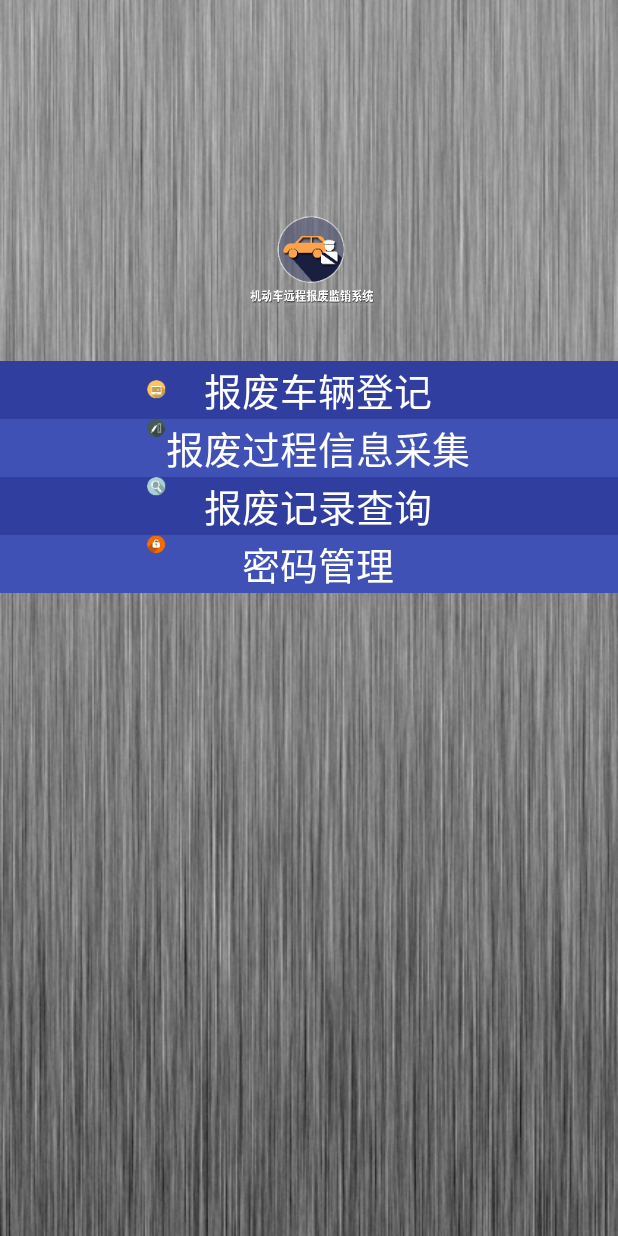
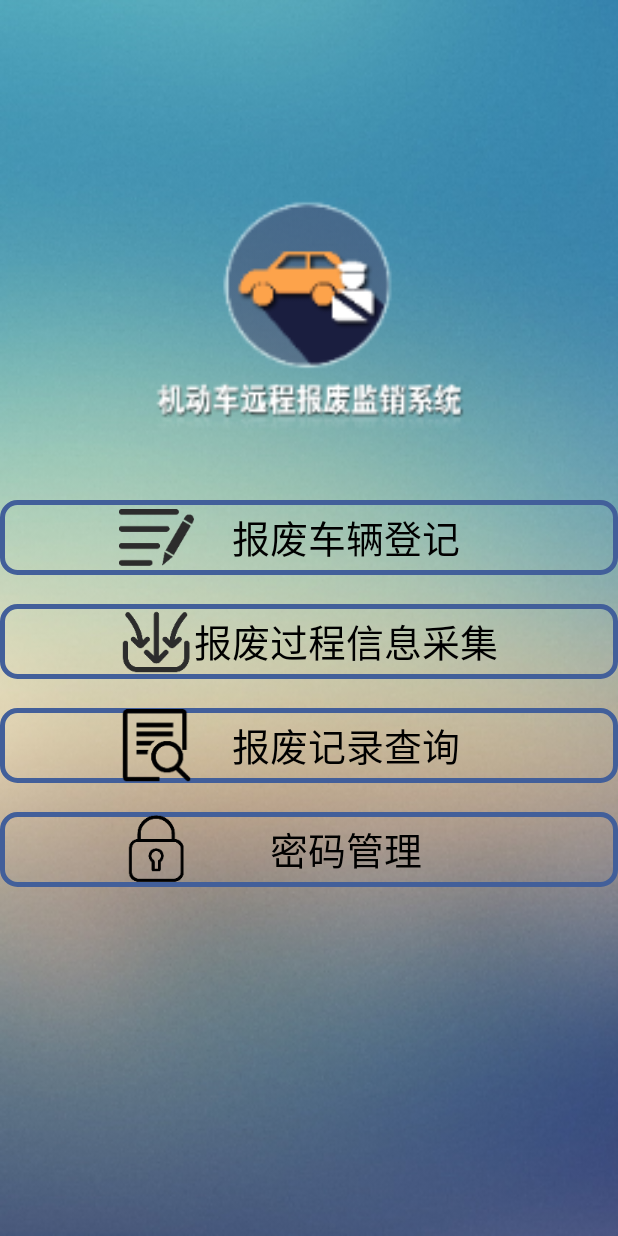
Before and after one commit to Xbigfat/DataCollectSystem, an Android app: the screen it shows after launch (MainActivity), after a tap on "登陆", on a phone screen of 412 x 824 dp. Run offline under Robolectric (Android 15) with nearby library versions, the phone set to English and light mode, and no system bars.

Commit message:
我靠- -

```diff
--- a/app/src/main/java/xyw/com/datacollectsystem/activity/LoginActivity.java
+++ b/app/src/main/java/xyw/com/datacollectsystem/activity/LoginActivity.java
@@ -51,12 +51,8 @@ public class LoginActivity extends BaseActivity {
     private class loginBtnListener implements View.OnClickListener {
         @Override
         public void onClick(View v) {
-            makeToast(mThis, "You clicked login_1_default button");
-            String username = username_edtx.getText().toString();
-            String pwd = pwd_edtx.getText().toString();
             Intent intent = new Intent(mThis, LoginActivitySecond.class);
             startActivity(intent);
-            //mThis.finish();
         }
     }
 
--- a/app/src/main/java/xyw/com/datacollectsystem/activity/LoginActivitySecond.java
+++ b/app/src/main/java/xyw/com/datacollectsystem/activity/LoginActivitySecond.java
@@ -47,15 +47,10 @@ public class LoginActivitySecond extends BaseActivity {
     @Override
     protected void setListener() {
         login_btn.setOnClickListener(new loginBtnListener());
-        change_server.setOnClickListener(new View.OnClickListener() {
-            @Override
-            public void onClick(View v) {
-                changeServerGlobal(mThis);
-            }
-        });
+        change_server.setOnClickListener(new changeServerListener());
     }
 
-    class loginBtnListener implements View.OnClickListener {
+    private class loginBtnListener implements View.OnClickListener {
         @Override
         public void onClick(View v) {
             Intent intent = new Intent(mThis, MainActivity.class);
@@ -63,4 +58,10 @@ public class LoginActivitySecond extends BaseActivity {
         }
     }
 
+    private class changeServerListener implements View.OnClickListener {
+        @Override
+        public void onClick(View v) {
+            changeServerGlobal(mThis);
+        }
+    }
 }
--- a/app/src/main/res/drawable/login_edit_style.xml
+++ b/app/src/main/res/drawable/login_edit_style.xml
@@ -3,7 +3,7 @@
     <item>
         <shape xmlns:android="http://schemas.android.com/apk/res/android"
             android:shape="rectangle">
-            <solid android:color="@color/login_EditText" />
+
             <corners android:radius="10dip" />
             <stroke
                 android:width="5px"
--- a/app/src/main/res/layout/main_2_tablerow.xml
+++ b/app/src/main/res/layout/main_2_tablerow.xml
@@ -9,8 +9,8 @@
 
     <ImageView
         android:id="@+id/imageView8"
-        android:layout_width="wrap_content"
-        android:layout_height="wrap_content"
+        android:layout_width="240dp"
+        android:layout_height="180dp"
         android:layout_marginBottom="8dp"
         android:layout_marginEnd="8dp"
         android:layout_marginLeft="8dp"
@@ -30,7 +30,7 @@
 
     <TableLayout
         android:layout_width="0dp"
-        android:layout_height="200dp"
+        android:layout_height="300dp"
         android:layout_marginLeft="0dp"
         android:layout_marginRight="0dp"
         android:layout_marginTop="32dp"
@@ -43,7 +43,7 @@
         <TableRow
             android:layout_width="match_parent"
             android:layout_height="match_parent"
-            android:background="@color/colorPrimaryDark"
+            android:background="@drawable/login_edit_style"
             android:gravity="center_vertical">
 
             <TextView />
@@ -51,6 +51,8 @@
             <ImageView
                 android:id="@+id/imageView9"
 
+                android:layout_width="50dp"
+                android:layout_height="50dp"
                 app:srcCompat="@mipmap/main_icon_dengji" />
 
 
@@ -58,7 +60,7 @@
                 android:id="@+id/textView17"
                 android:gravity="center"
                 android:text="报废车辆登记"
-                android:textColor="@android:color/background_light"
+                android:textColor="@android:color/background_dark"
                 android:textSize="25sp" />
 
             <TextView />
@@ -67,41 +69,66 @@
 
         <TableRow
             android:layout_width="match_parent"
+            android:layout_height="30dp">
+
+            <TextView
+                android:id="@+id/textView19"
+                android:layout_width="wrap_content"
+                android:layout_height="wrap_content" />
+        </TableRow>
+
+        <TableRow
+            android:layout_width="match_parent"
             android:layout_height="match_parent"
-            android:background="@color/colorPrimary">
+            android:background="@drawable/login_edit_style">
 
             <TextView />
 
             <ImageView
                 android:id="@+id/imageView10"
+                android:layout_width="50dp"
+                android:layout_height="50dp"
                 app:srcCompat="@mipmap/main_icon_caiji" />
 
             <TextView
                 android:id="@+id/textView20"
                 android:layout_gravity="center"
                 android:text="报废过程信息采集"
-                android:textColor="@android:color/background_light"
+                android:textColor="@android:color/background_dark"
                 android:textSize="25sp" />
 
             <TextView />
+
+        </TableRow>
+
+        <TableRow
+            android:layout_width="match_parent"
+            android:layout_height="match_parent">
+
+            <TextView
+                android:id="@+id/textView19"
+                android:layout_width="wrap_content"
+                android:layout_height="wrap_content" />
         </TableRow>
 
         <TableRow
             android:layout_width="match_parent"
             android:layout_height="match_parent"
-            android:background="@color/colorPrimaryDark">
+            android:background="@drawable/login_edit_style">
 
             <TextView />
 
             <ImageView
                 android:id="@+id/imageView11"
+                android:layout_width="50dp"
+                android:layout_height="50dp"
                 app:srcCompat="@mipmap/main_icon_chaxun" />
 
             <TextView
                 android:id="@+id/textView21"
                 android:layout_gravity="center"
                 android:text="报废记录查询"
-                android:textColor="@android:color/background_light"
+                android:textColor="@android:color/background_dark"
                 android:textSize="25sp" />
 
             <TextView />
@@ -111,20 +138,32 @@
 
         <TableRow
             android:layout_width="match_parent"
+            android:layout_height="match_parent">
+
+            <TextView
+                android:id="@+id/textView19"
+                android:layout_width="wrap_content"
+                android:layout_height="wrap_content" />
+        </TableRow>
+
+        <TableRow
+            android:layout_width="match_parent"
             android:layout_height="match_parent"
-            android:background="@color/colorPrimary">
+            android:background="@drawable/login_edit_style">
 
             <TextView />
 
             <ImageView
                 android:id="@+id/imageView12"
+                android:layout_width="50dp"
+                android:layout_height="50dp"
                 app:srcCompat="@mipmap/main_icon_change_pwd" />
 
             <TextView
                 android:id="@+id/textView22"
                 android:layout_gravity="center"
                 android:text="密码管理"
-                android:textColor="@android:color/background_light"
+                android:textColor="@android:color/background_dark"
                 android:textSize="25sp" />
 
             <TextView />
--- a/app/src/main/res/values/colors.xml
+++ b/app/src/main/res/values/colors.xml
@@ -2,7 +2,8 @@
 <resources>
     <color name="colorPrimary">#3F51B5</color>
     <color name="colorPrimaryDark">#303F9F</color>
-    <color name="colorAccent">#FF4081</color>
+    <color name="colorAccent">#ff4081</color>
     <color name="login_EditText">#3da0f6</color>
     <color name="login_EditTextLine">#425f9a</color>
+    <color name="white">#ffffff</color>
 </resources>
```
Also changed, not shown: app/src/main/java/xyw/com/datacollectsystem/myviews/EditTextWithClear.java (+0 -33 lines), app/src/main/res/layout/login_2_design_name_pwd.xml (+17 -8 lines), app/src/main/res/mipmap-xxxhdpi/main_background_1.png, app/src/main/res/mipmap-xxxhdpi/main_icon_caiji.png, app/src/main/res/mipmap-xxxhdpi/main_icon_change_pwd.png, app/src/main/res/mipmap-xxxhdpi/main_icon_chaxun.png, app/src/main/res/mipmap-xxxhdpi/main_icon_dengji.png.
